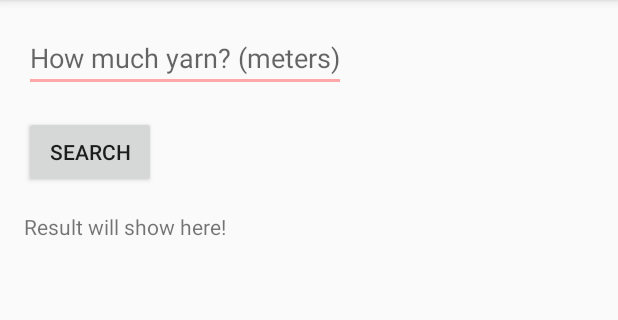
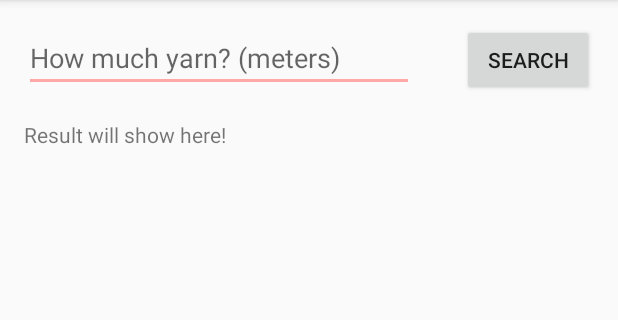
Before and after one commit to sofvanh/Yarnie, an Android app: the screen it shows after launch (MainActivity), after a tap on "SEARCH", on a phone screen of 412 x 824 dp, the part 84-404 px from its top. Run offline under Robolectric (Android 15) with nearby library versions, the phone set to English and light mode, and no system bars.

Commit message:
Require amount of yarn for query
Edited layout a bit, yardage is now required for the query

```diff
--- a/app/src/main/java/com/sofivanhanen/yarnie/MainActivity.java
+++ b/app/src/main/java/com/sofivanhanen/yarnie/MainActivity.java
@@ -12,6 +12,7 @@ import android.widget.Toast;
 
 public class MainActivity extends AppCompatActivity {
 
+    EditText amountOfYarnEditText;
     ProgressBar progressBar;
     TextView resultTextView;
 
@@ -21,6 +22,7 @@ public class MainActivity extends AppCompatActivity {
     protected void onCreate(Bundle savedInstanceState) {
         super.onCreate(savedInstanceState);
         setContentView(R.layout.activity_main);
+        amountOfYarnEditText = findViewById(R.id.et_amount_of_yarn);
         progressBar = findViewById(R.id.progress_bar);
         resultTextView = findViewById(R.id.tv_pattern_result);
     }
@@ -31,9 +33,14 @@ public class MainActivity extends AppCompatActivity {
     }
 
     public void handleClick(View v) {
-        // TODO: Get EditText values and start AsyncTask on them
+        if (task != null) return;
+        String amount = amountOfYarnEditText.getText().toString();
+        if (amount.toString().equals("")) {
+            // User didn't input amount of yarn!
+            makeToast("Please give amount of yarn");
+            return;
+        }
         progressBar.setVisibility(View.VISIBLE);
-        if (task != null) return;
         task = new GetPatternsTask(this);
         task.execute();
     }
--- a/app/src/main/res/layout/activity_main.xml
+++ b/app/src/main/res/layout/activity_main.xml
@@ -6,43 +6,43 @@
     xmlns:tools="http://schemas.android.com/tools" android:layout_width="match_parent"
     android:layout_height="match_parent" tools:context="com.sofivanhanen.yarnie.MainActivity">
 
+    <LinearLayout
+        android:layout_width="match_parent"
+        android:layout_height="wrap_content"
+        android:layout_weight="0"
+        android:orientation="horizontal">
+
         <EditText
             android:id="@+id/et_amount_of_yarn"
-        android:layout_weight="0"
-        android:layout_margin="16dp" android:layout_width="wrap_content" android:layout_height="wrap_content"
-        android:hint="How much yarn? (meters)" app:layout_constraintLeft_toLeftOf="parent"
-        app:layout_constraintTop_toTopOf="parent"
+            android:layout_margin="16dp" android:layout_width="0dp"
+            android:layout_height="wrap_content"
+            android:hint="How much yarn? (meters)"
             android:maxLines="1"
-        android:inputType="text"/>
+            android:inputType="number"
+            android:layout_weight="10"/>
 
         <Button
             android:id="@+id/button_search"
-        android:layout_weight="0"
             android:layout_width="wrap_content"
             android:layout_height="wrap_content"
-        app:layout_constraintTop_toBottomOf="@+id/et_amount_of_yarn"
-        app:layout_constraintLeft_toLeftOf="parent"
+            app:layout_constraintLeft_toRightOf="@+id/et_amount_of_yarn"
+            android:layout_margin="16dp"
             android:layout_marginLeft="16dp"
+            android:layout_marginRight="16dp"
             android:text="Search"
             android:onClick="handleClick"
             />
+
+    </LinearLayout>
 
     <FrameLayout
         android:layout_width="match_parent"
         android:layout_height="0dp"
         android:layout_weight="10">
 
-        <ProgressBar
-            android:id="@+id/progress_bar"
-            android:layout_gravity="center"
-            android:layout_width="wrap_content"
-            android:layout_height="wrap_content"
-            android:visibility="gone"/>
-
         <ScrollView
             android:layout_width="match_parent"
             android:layout_height="match_parent"
-            android:layout_marginTop="16dp"
             app:layout_constraintBottom_toBottomOf="parent"
             app:layout_constraintLeft_toLeftOf="parent"
             app:layout_constraintRight_toRightOf="parent"
@@ -60,6 +60,13 @@
 
         </ScrollView>
 
+        <ProgressBar
+            android:id="@+id/progress_bar"
+            android:layout_gravity="center"
+            android:layout_width="wrap_content"
+            android:layout_height="wrap_content"
+            android:visibility="gone"/>
+
     </FrameLayout>
 
 </LinearLayout>
```
Lines whose indentation alone changed are shown as unchanged.
